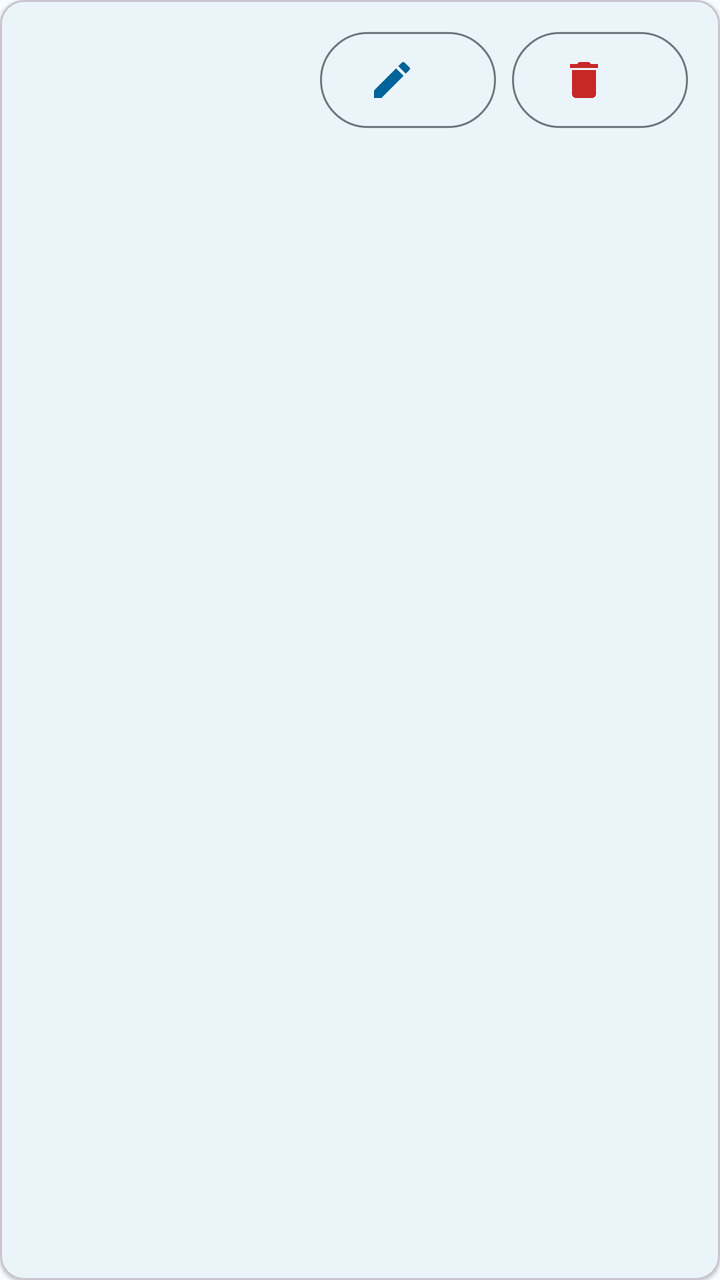
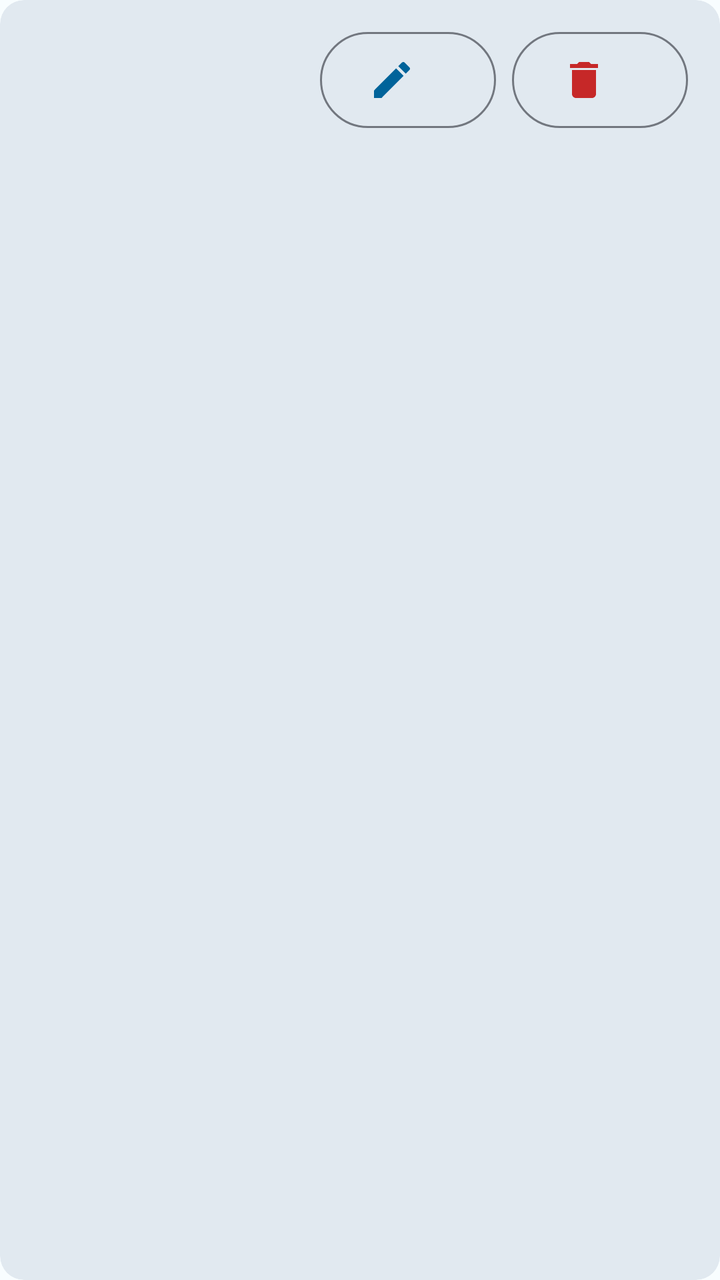

Before-and-after screenshots of an Android layout around one commit, followed by the original layout XML and the change that was made.
<!-- AndroidManifest.xml: application theme Theme.DonationSystem -->
<!-- res/layout/item_recovery_policy.xml -->
<?xml version="1.0" encoding="utf-8"?>
<com.google.android.material.card.MaterialCardView xmlns:android="http://schemas.android.com/apk/res/android"
    xmlns:app="http://schemas.android.com/apk/res-auto"
    android:layout_width="match_parent"
    android:layout_height="wrap_content"
    android:layout_marginBottom="12dp"
    app:cardCornerRadius="12dp"
    app:cardElevation="1dp">

    <LinearLayout
        android:layout_width="match_parent"
        android:layout_height="wrap_content"
        android:gravity="center_vertical"
        android:orientation="horizontal"
        android:padding="16dp">

        <LinearLayout
            android:layout_width="0dp"
            android:layout_height="wrap_content"
            android:layout_weight="1"
            android:orientation="vertical">

            <TextView
                android:id="@+id/textViewRecoveryPolicyProcedure"
                android:layout_width="wrap_content"
                android:layout_height="wrap_content"
                android:textAppearance="?attr/textAppearanceTitleMedium"
                android:textColor="@color/clinical_dark_blue" />

            <TextView
                android:id="@+id/textViewRecoveryPolicySummary"
                android:layout_width="wrap_content"
                android:layout_height="wrap_content"
                android:layout_marginTop="2dp"
                android:textAppearance="?attr/textAppearanceBodyMedium"
                android:textColor="@color/on_surface_variant" />
        </LinearLayout>

        <com.google.android.material.button.MaterialButton
            android:id="@+id/buttonEditPolicy"
            style="@style/Widget.Material3.Button.OutlinedButton"
            android:layout_width="wrap_content"
            android:layout_height="wrap_content"
            android:layout_marginStart="8dp"
            android:insetTop="0dp"
            android:insetBottom="0dp"
            app:icon="@drawable/ic_edit"
            app:iconTint="@color/medical_blue"
            app:iconSize="24dp" />

        <com.google.android.material.button.MaterialButton
            android:id="@+id/buttonDeletePolicy"
            style="@style/Widget.Material3.Button.OutlinedButton"
            android:layout_width="wrap_content"
            android:layout_height="wrap_content"
            android:layout_marginStart="8dp"
            android:insetTop="0dp"
            android:insetBottom="0dp"
            app:icon="@drawable/ic_delete"
            app:iconTint="@color/veda_red"
            app:iconSize="24dp" />
    </LinearLayout>
</com.google.android.material.card.MaterialCardView>
<!-- resources referenced by this layout -->
<resources>
  <color name="clinical_dark_blue">#FF001D33</color>
  <color name="medical_blue">#FF00639A</color>
  <color name="on_surface_variant">#FF42474E</color>
  <color name="veda_red">#FFC62828</color>
  <!-- drawable ic_delete (drawable) -->
  <vector xmlns:android="http://schemas.android.com/apk/res/android"
      android:width="24dp"
      android:height="24dp"
      android:viewportWidth="24"
      android:viewportHeight="24"
      android:tint="?attr/colorControlNormal">
      <path
          android:fillColor="@android:color/white"
          android:pathData="M6,19c0,1.1 0.9,2 2,2h8c1.1,0 2,-0.9 2,-2V7H6v12zM19,4h-3.5l-1,-1h-5l-1,1H5v2h14V4z" />
  </vector>
  <!-- drawable ic_edit (drawable) -->
  <vector xmlns:android="http://schemas.android.com/apk/res/android"
      android:width="24dp"
      android:height="24dp"
      android:viewportWidth="24"
      android:viewportHeight="24"
      android:tint="?attr/colorControlNormal">
      <path
          android:fillColor="@android:color/white"
          android:pathData="M3,17.25V21h3.75L17.81,9.94l-3.75,-3.75L3,17.25zM20.71,7.04c0.39,-0.39 0.39,-1.02 0,-1.41l-2.34,-2.34c-0.39,-0.39 -1.02,-0.39 -1.41,0l-1.83,1.83 3.75,3.75 1.83,-1.83z" />
  </vector>
  <style name="Theme.DonationSystem" parent="Base.Theme.DonationSystem" />
  <style name="Base.Theme.DonationSystem" parent="Theme.Material3.DayNight.NoActionBar">
          <item name="colorPrimary">@color/medical_blue</item>
          <item name="colorOnPrimary">@color/on_primary</item>
          <item name="colorPrimaryContainer">@color/medical_blue_light</item>
          <item name="colorOnPrimaryContainer">@color/clinical_dark_blue</item>
  
          <item name="colorSecondary">@color/clinical_dark_blue</item>
          <item name="colorOnSecondary">@color/on_secondary</item>
  
          <item name="colorSurface">@color/surface_light</item>
          <item name="colorOnSurface">@color/on_surface</item>
          <item name="colorSurfaceVariant">@color/surface_variant</item>
          <item name="colorOnSurfaceVariant">@color/on_surface_variant</item>
  
          <item name="android:colorBackground">@color/surface_light</item>
          <item name="colorOutline">@color/outline</item>
      </style>
  <color name="on_primary">#FFFFFFFF</color>
  <color name="medical_blue_light">#FFD1E4FF</color>
  <color name="on_secondary">#FFFFFFFF</color>
  <color name="surface_light">#FFF8FDFF</color>
  <color name="on_surface">#FF191C20</color>
  <color name="surface_variant">#FFDEE3EB</color>
  <color name="outline">#FF72777F</color>
</resources>

<!-- the commit's change to res/layout/item_recovery_policy.xml (unified diff, before → after) -->
@@ -3,9 +3,8 @@
     xmlns:app="http://schemas.android.com/apk/res-auto"
     android:layout_width="match_parent"
     android:layout_height="wrap_content"
-    android:layout_marginBottom="12dp"
-    app:cardCornerRadius="12dp"
-    app:cardElevation="1dp">
+    style="@style/Widget.App.Card"
+    android:layout_marginBottom="12dp">
 
     <LinearLayout
         android:layout_width="match_parent"
<!-- resource entries referenced after the edit -->
@@ -26,7 +26,11 @@
           android:fillColor="@android:color/white"
           android:pathData="M3,17.25V21h3.75L17.81,9.94l-3.75,-3.75L3,17.25zM20.71,7.04c0.39,-0.39 0.39,-1.02 0,-1.41l-2.34,-2.34c-0.39,-0.39 -1.02,-0.39 -1.41,0l-1.83,1.83 3.75,3.75 1.83,-1.83z" />
   </vector>
+  <style name="Widget.App.Card" parent="Widget.Material3.CardView.Filled">
+          <item name="cardCornerRadius">@dimen/card_corner_radius</item>
+      </style>
   <style name="Theme.DonationSystem" parent="Base.Theme.DonationSystem" />
+  <dimen name="card_corner_radius">12dp</dimen>
   <style name="Base.Theme.DonationSystem" parent="Theme.Material3.DayNight.NoActionBar">
           <item name="colorPrimary">@color/medical_blue</item>
           <item name="colorOnPrimary">@color/on_primary</item>
@@ -43,6 +47,12 @@
   
           <item name="android:colorBackground">@color/surface_light</item>
           <item name="colorOutline">@color/outline</item>
+  
+          <item name="colorSurfaceContainerLowest">@color/surface_container_lowest</item>
+          <item name="colorSurfaceContainerLow">@color/surface_container_low</item>
+          <item name="colorSurfaceContainer">@color/surface_container</item>
+          <item name="colorSurfaceContainerHigh">@color/surface_container_high</item>
+          <item name="colorSurfaceContainerHighest">@color/surface_container_highest</item>
       </style>
   <color name="on_primary">#FFFFFFFF</color>
   <color name="medical_blue_light">#FFD1E4FF</color>
@@ -51,5 +61,10 @@
   <color name="on_surface">#FF191C20</color>
   <color name="surface_variant">#FFDEE3EB</color>
   <color name="outline">#FF72777F</color>
+  <color name="surface_container_lowest">#FFFFFFFF</color>
+  <color name="surface_container_low">#FFF3F8FB</color>
+  <color name="surface_container">#FFEDF3F8</color>
+  <color name="surface_container_high">#FFE7EDF3</color>
+  <color name="surface_container_highest">#FFE1E9F0</color>
 </resources>
 
